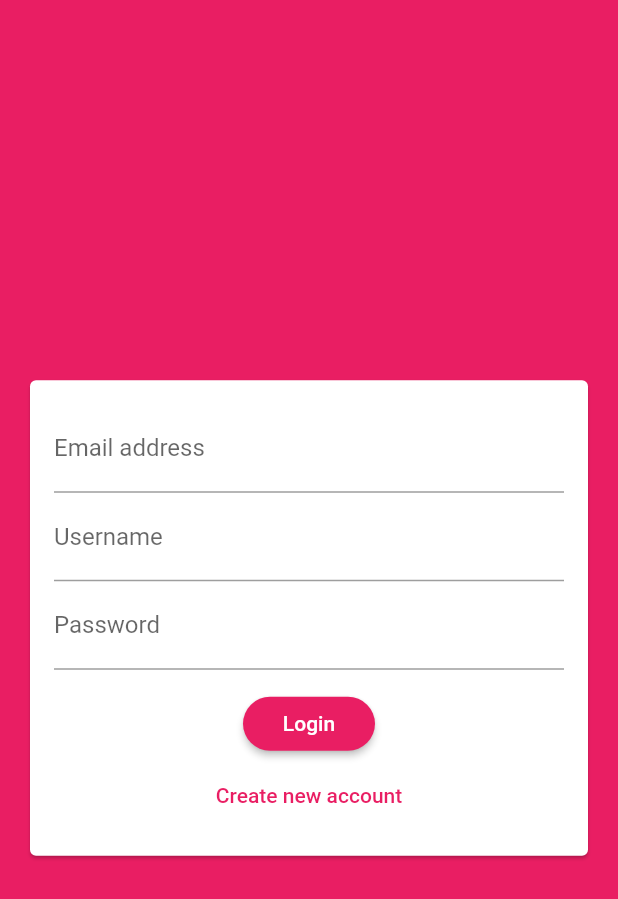
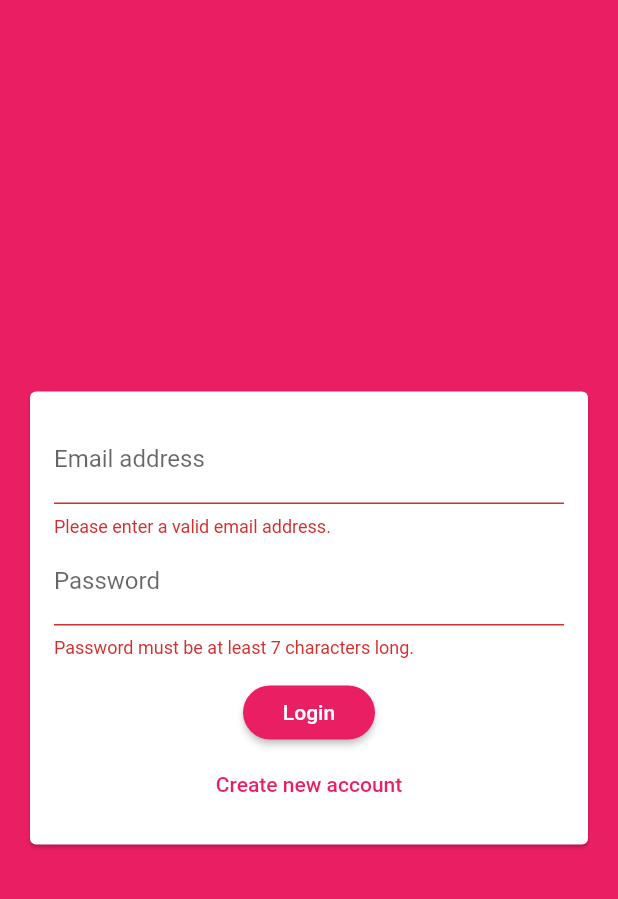
Before and after one commit to robertrh3/sample-flutter-apps, a Flutter app: the screen it shows after launch, after a tap on "Login", on a phone screen of 412 x 824 dp. Shown: the top 899 px of the screen. Run offline on Flutter 3.47's test engine with Material 2 defaults, Android fonts, the light colour scheme and no system bars; our stand-ins replace cloud_firestore, firebase_auth, google_maps_flutter, image_picker, location, shared_preferences and 1 more; accounts and stored records are empty.

Commit message:
auth-signup-emailpw-login-firebase-logout

```diff
--- a/eighth_app_firebase_chat/lib/main.dart
+++ b/eighth_app_firebase_chat/lib/main.dart
@@ -1,4 +1,6 @@
 import 'package:flutter/material.dart';
+import 'package:firebase_auth/firebase_auth.dart';
+
 import './screens/chat_screen.dart';
 import './screens/auth_screen.dart';
 
@@ -25,7 +27,16 @@ class MyApp extends StatelessWidget {
         ),
         visualDensity: VisualDensity.adaptivePlatformDensity,
       ),
-      home: AuthScreen(),
+      home: StreamBuilder(
+        builder: (ctx, userSnapshot) {
+          if (userSnapshot.hasData) {
+            return ChatScreen();
+          }
+          return AuthScreen();
+        },
+        stream: FirebaseAuth.instance.onAuthStateChanged,
+      ),
+      // AuthScreen(),
       // ChatScreen(),
     );
   }
--- a/eighth_app_firebase_chat/lib/screens/auth_screen.dart
+++ b/eighth_app_firebase_chat/lib/screens/auth_screen.dart
@@ -1,4 +1,7 @@
 import 'package:flutter/material.dart';
+import 'package:firebase_auth/firebase_auth.dart';
+import 'package:cloud_firestore/cloud_firestore.dart';
+import 'package:flutter/services.dart';
 
 import '../widgets/auth/auth_form.dart';
 
@@ -8,11 +11,66 @@ class AuthScreen extends StatefulWidget {
 }
 
 class _AuthScreenState extends State<AuthScreen> {
+  final _auth = FirebaseAuth.instance;
+  var _isLoading = false;
+
+  void _submitAuthForm(
+    String email,
+    String password,
+    String username,
+    bool isLogin,
+    BuildContext ctx,
+  ) async {
+    AuthResult authResult;
+    try {
+      setState(() {
+        _isLoading = true;
+      });
+      if (isLogin) {
+        authResult = await _auth.signInWithEmailAndPassword(
+            email: email, password: password);
+      } else {
+        authResult = await _auth.createUserWithEmailAndPassword(
+            email: email, password: password);
+        await Firestore.instance
+            .collection('users')
+            .document(authResult.user.uid)
+            .setData({
+          'username': username,
+          'email': email,
+        });
+      }
+    } on PlatformException catch (error) {
+      var message = 'An error occurred, please check your credentials.';
+
+      if (error.message != null) {
+        message = error.message;
+      }
+      Scaffold.of(ctx).showSnackBar(
+        SnackBar(
+          content: Text(message),
+          backgroundColor: Theme.of(ctx).errorColor,
+        ),
+      );
+      setState(() {
+        _isLoading = false;
+      });
+    } catch (error) {
+      print(error);
+      setState(() {
+        _isLoading = false;
+      });
+    }
+  }
+
   @override
   Widget build(BuildContext context) {
     return Scaffold(
       backgroundColor: Theme.of(context).primaryColor,
-      body: AuthForm(),
+      body: AuthForm(
+        _submitAuthForm,
+        _isLoading,
+      ),
     );
   }
 }
--- a/eighth_app_firebase_chat/lib/widgets/auth/auth_form.dart
+++ b/eighth_app_firebase_chat/lib/widgets/auth/auth_form.dart
@@ -1,11 +1,47 @@
 import 'package:flutter/material.dart';
 
 class AuthForm extends StatefulWidget {
+  AuthForm(this.submitFn, this.isLoading);
+
+  final bool isLoading;
+
+  final void Function(
+    String email,
+    String password,
+    String username,
+    bool isLogin,
+    BuildContext ctx,
+  ) submitFn;
+
   @override
   _AuthFormState createState() => _AuthFormState();
 }
 
 class _AuthFormState extends State<AuthForm> {
+  final _formKey = GlobalKey<FormState>();
+  var _isLogin = true;
+  String _userEmail = '';
+  String _userName = '';
+  String _userPassword = '';
+
+  void _trySubmit() {
+    final isValid = _formKey.currentState.validate();
+    FocusScope.of(context).unfocus();
+
+    if (isValid) {
+      _formKey.currentState.save();
+      widget.submitFn(
+        _userEmail.trim(),
+        _userPassword.trim(),
+        _userName.trim(),
+        _isLogin,
+        context,
+      );
+
+      // Use those values to send our auth request ...
+    }
+  }
+
   @override
   Widget build(BuildContext context) {
     return Center(
@@ -15,36 +51,80 @@ class _AuthFormState extends State<AuthForm> {
           child: Padding(
             padding: EdgeInsets.all(16),
             child: Form(
+              key: _formKey,
               child: Column(
                 mainAxisSize: MainAxisSize.min,
                 children: <Widget>[
                   TextFormField(
+                    key: ValueKey('email'),
+                    validator: (value) {
+                      if (value.isEmpty || !value.contains('@')) {
+                        return 'Please enter a valid email address.';
+                      }
+                      return null;
+                    },
                     keyboardType: TextInputType.emailAddress,
                     decoration: InputDecoration(
                       labelText: 'Email address',
                     ),
+                    onSaved: (value) {
+                      _userEmail = value;
+                    },
                   ),
+                  if (!_isLogin)
                     TextFormField(
+                      key: ValueKey('username'),
+                      validator: (value) {
+                        if (value.isEmpty || value.length < 4) {
+                          return 'Please enter at least 4 characters.';
+                        }
+                        return null;
+                      },
                       decoration: InputDecoration(
                         labelText: 'Username',
                       ),
+                      onSaved: (value) {
+                        _userName = value;
+                      },
                     ),
                   TextFormField(
+                    key: ValueKey('password'),
+                    validator: (value) {
+                      if (value.isEmpty || value.length < 7) {
+                        return 'Password must be at least 7 characters long.';
+                      }
+                      return null;
+                    },
                     obscureText: true,
                     decoration: InputDecoration(labelText: 'Password'),
+                    onSaved: (value) {
+                      _userPassword = value;
+                    },
                   ),
                   SizedBox(
                     height: 12,
                   ),
+                  if (widget.isLoading) CircularProgressIndicator(),
+                  if (!widget.isLoading)
                     RaisedButton(
-                    onPressed: () {},
-                    child: Text('Login'),
+                      onPressed: _trySubmit,
+                      child: Text(
+                        _isLogin ? 'Login' : 'Signup',
                       ),
+                    ),
+                  if (widget.isLoading) CircularProgressIndicator(),
+                  if (!widget.isLoading)
                     FlatButton(
                       textColor: Theme.of(context).primaryColor,
-                    onPressed: () {},
+                      onPressed: () {
+                        setState(() {
+                          _isLogin = !_isLogin;
+                        });
+                      },
                       child: Text(
-                      'Create new account',
+                        _isLogin
+                            ? 'Create new account'
+                            : 'I already have an account',
                       ),
                     ),
                 ],
--- a/eighth_app_firebase_chat/pubspec.yaml
+++ b/eighth_app_firebase_chat/pubspec.yaml
@@ -24,6 +24,7 @@ dependencies:
   flutter:
     sdk: flutter
   cloud_firestore: ^0.13.5
+  firebase_auth: ^0.16.0
 
 
   # The following adds the Cupertino Icons font to your application.
```
Also changed, not shown: eighth_app_firebase_chat/lib/screens/chat_screen.dart (+33 -0 lines), eighth_app_firebase_chat/pubspec.lock. Lines whose indentation alone changed are shown as unchanged.
